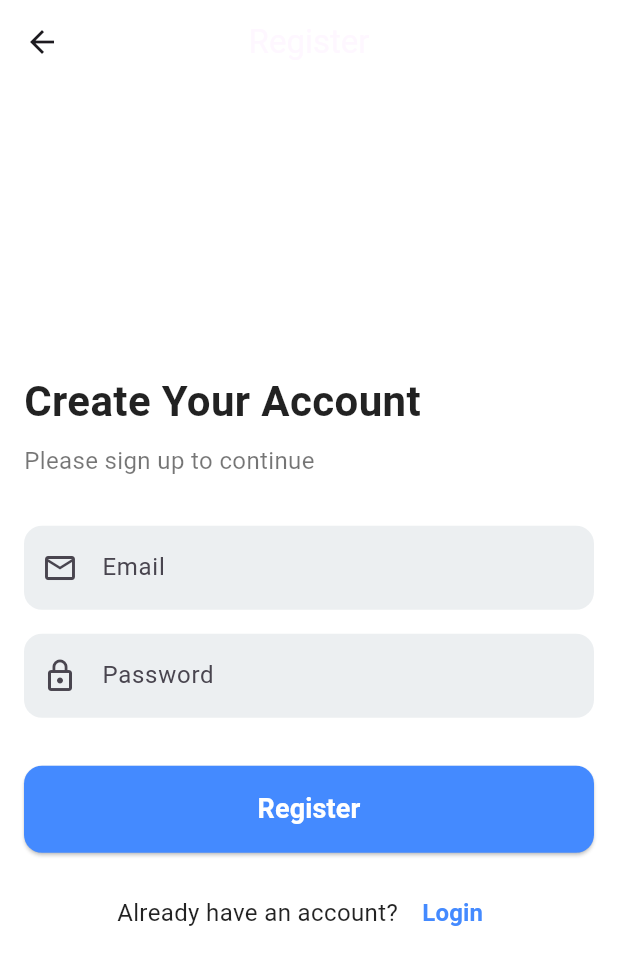
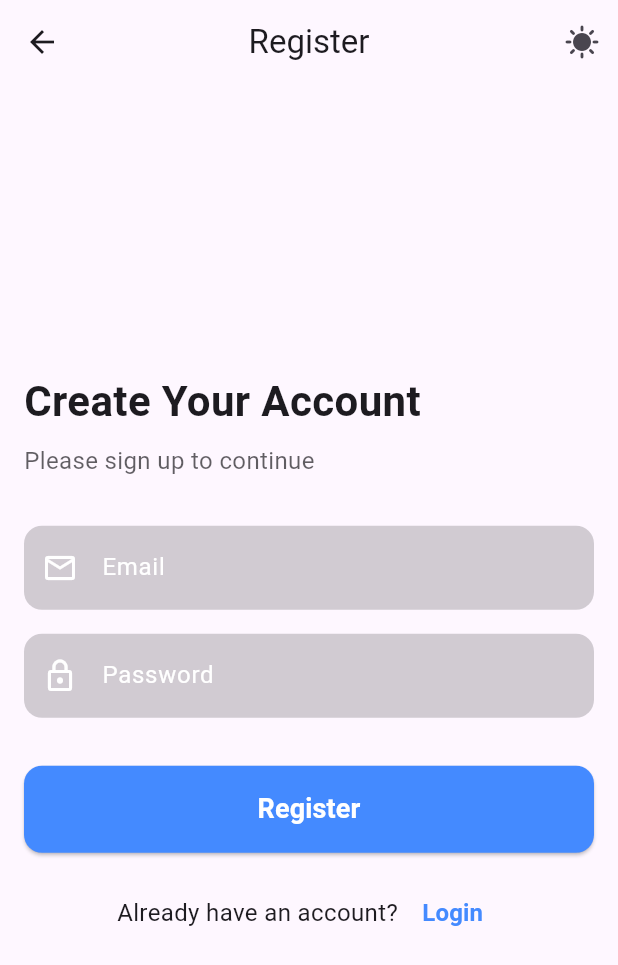
Before and after one commit to M1nexoff/find_my_friend, a Flutter app: the screen it shows after launch, after a tap on "Register", on a phone screen of 412 x 824 dp. Shown: the top 965 px of the screen. Run offline on Flutter 3.47's test engine with Material 3 defaults, Android fonts, the phone set to English and light mode, and no system bars; our stand-ins replace cloud_firestore, cross_file, dio, firebase_auth, firebase_core, geolocator and 3 more; missing offline and left inert: hl_image_picker, yandex_maps_mapkit_lite; accounts and stored records are empty; network calls fail.

Commit message:
fixed ui and launcher icon

```diff
--- a/lib/views/login_screen.dart
+++ b/lib/views/login_screen.dart
@@ -2,8 +2,10 @@ import 'package:find_my_friend/views/home_screen.dart';
 import 'package:find_my_friend/views/register_screen.dart';
 import 'package:flutter/material.dart';
 import 'package:get/get.dart';
+import 'package:provider/provider.dart';
 
 import '../controllers/auth_controller.dart';
+import '../main.dart';
 import 'make_profile.dart';
 
 class LoginScreen extends StatelessWidget {
@@ -13,11 +15,24 @@ class LoginScreen extends StatelessWidget {
 
   @override
   Widget build(BuildContext context) {
+    final themeProvider = Provider.of<ThemeProvider>(context);
     return Scaffold(
-      backgroundColor: Colors.white,
+      backgroundColor: Theme.of(context).colorScheme.background,
       appBar: AppBar(
-        backgroundColor: Colors.white,
-        title: Text("Login",style: TextStyle(color: Theme.of(context).colorScheme.background),),
+        backgroundColor: Theme.of(context).colorScheme.background,
+        title: Text("Login",style: TextStyle(color: Theme.of(context).colorScheme.onBackground),),
+        actions: [
+          IconButton(
+            icon: const Icon(Icons.sunny),
+            onPressed: () {
+              if (themeProvider.themeData == ThemeData.light()) {
+                themeProvider.setThemeData(ThemeData.dark());
+              } else {
+                themeProvider.setThemeData(ThemeData.light());
+              }
+            },
+          )
+        ],
         centerTitle: true,
         elevation: 0,
       ),
@@ -25,22 +40,23 @@ class LoginScreen extends StatelessWidget {
         child: SingleChildScrollView(
           padding: const EdgeInsets.all(16.0),
           child: Column(
+            mainAxisAlignment: MainAxisAlignment.spaceEvenly,
             crossAxisAlignment: CrossAxisAlignment.start,
             children: [
-              const Text(
+              Text(
                 "Welcome Back!",
                 style: TextStyle(
                   fontSize: 28,
                   fontWeight: FontWeight.bold,
-                  color: Colors.black87,
+                  color: Theme.of(context).colorScheme.onBackground,
                 ),
               ),
               const SizedBox(height: 8),
-              const Text(
+              Text(
                 "Login to continue",
                 style: TextStyle(
                   fontSize: 16,
-                  color: Colors.black54,
+                  color: Theme.of(context).colorScheme.onBackground.withOpacity(0.7),
                 ),
               ),
               const SizedBox(height: 32),
@@ -49,11 +65,17 @@ class LoginScreen extends StatelessWidget {
               TextField(
                 controller: emailController,
                 keyboardType: TextInputType.emailAddress,
+                style: TextStyle(
+                  color: Colors.white
+                ),
                 decoration: InputDecoration(
-                  labelText: "Email",
-                  prefixIcon: const Icon(Icons.email_outlined),
+                  hintText: "Email",
+                  hintStyle: TextStyle(
+                    color: Colors.white
+                  ),
+                  prefixIcon: Icon(Icons.email_outlined,color: Colors.white,),
                   filled: true,
-                  fillColor: Colors.blueGrey[50],
+                  fillColor: Theme.of(context).colorScheme.onBackground.withOpacity(0.2),
                   contentPadding: const EdgeInsets.symmetric(
                       vertical: 16.0, horizontal: 12.0),
                   border: OutlineInputBorder(
@@ -68,11 +90,17 @@ class LoginScreen extends StatelessWidget {
               TextField(
                 controller: passwordController,
                 obscureText: true,
+                style: TextStyle(
+                  color: Colors.white
+                ),
                 decoration: InputDecoration(
-                  labelText: "Password",
-                  prefixIcon: const Icon(Icons.lock_outline),
+                  hintText: "Password",
+                  hintStyle: TextStyle(
+                      color: Colors.white
+                  ),
+                  prefixIcon: Icon(Icons.lock_outline,color: Colors.white,),
                   filled: true,
-                  fillColor: Colors.blueGrey[50],
+                  fillColor: Theme.of(context).colorScheme.onBackground.withOpacity(0.2),
                   contentPadding: const EdgeInsets.symmetric(
                       vertical: 16.0, horizontal: 12.0),
                   border: OutlineInputBorder(
@@ -128,9 +156,9 @@ class LoginScreen extends StatelessWidget {
               Row(
                 mainAxisAlignment: MainAxisAlignment.center,
                 children: [
-                  const Text(
+                  Text(
                     "Don't have an account? ",
-                    style: TextStyle(fontSize: 16, color: Colors.black87),
+                    style: TextStyle(fontSize: 16, color: Theme.of(context).colorScheme.onBackground),
                   ),
                   TextButton(
                     onPressed: () => Get.to(RegisterScreen()),
--- a/lib/views/register_screen.dart
+++ b/lib/views/register_screen.dart
@@ -1,8 +1,10 @@
 import 'package:find_my_friend/views/home_screen.dart';
 import 'package:flutter/material.dart';
 import 'package:get/get.dart';
+import 'package:provider/provider.dart';
 
 import '../controllers/auth_controller.dart';
+import '../main.dart';
 import 'make_profile.dart';
 
 class RegisterScreen extends StatelessWidget {
@@ -12,11 +14,24 @@ class RegisterScreen extends StatelessWidget {
 
   @override
   Widget build(BuildContext context) {
+    final themeProvider = Provider.of<ThemeProvider>(context);
     return Scaffold(
-      backgroundColor: Colors.white,
+      backgroundColor: Theme.of(context).colorScheme.background,
       appBar: AppBar(
-        backgroundColor: Colors.white,
-        title: Text("Register",style: TextStyle(color: Theme.of(context).colorScheme.background),),
+        backgroundColor: Theme.of(context).colorScheme.background,
+        title: Text("Register",style: TextStyle(color: Theme.of(context).colorScheme.onBackground),),
+        actions: [
+          IconButton(
+            icon: const Icon(Icons.sunny),
+            onPressed: () {
+              if (themeProvider.themeData == ThemeData.light()) {
+                themeProvider.setThemeData(ThemeData.dark());
+              } else {
+                themeProvider.setThemeData(ThemeData.light());
+              }
+            },
+          )
+        ],
         centerTitle: true,
         elevation: 0,
       ),
@@ -26,20 +41,20 @@ class RegisterScreen extends StatelessWidget {
           child: Column(
             crossAxisAlignment: CrossAxisAlignment.start,
             children: [
-              const Text(
+              Text(
                 "Create Your Account",
                 style: TextStyle(
                   fontSize: 28,
                   fontWeight: FontWeight.bold,
-                  color: Colors.black87,
+                  color: Theme.of(context).colorScheme.onBackground,
                 ),
               ),
               const SizedBox(height: 8),
-              const Text(
+              Text(
                 "Please sign up to continue",
                 style: TextStyle(
                   fontSize: 16,
-                  color: Colors.black54,
+                  color: Theme.of(context).colorScheme.onBackground.withOpacity(0.7),
                 ),
               ),
               const SizedBox(height: 32),
@@ -48,11 +63,13 @@ class RegisterScreen extends StatelessWidget {
               TextField(
                 controller: emailController,
                 keyboardType: TextInputType.emailAddress,
+                style: TextStyle(color: Colors.white),
                 decoration: InputDecoration(
-                  labelText: "Email",
-                  prefixIcon: const Icon(Icons.email_outlined),
+                  hintText: "Email",
+                  hintStyle: TextStyle(color: Colors.white),
+                  prefixIcon: const Icon(Icons.email_outlined,color: Colors.white),
                   filled: true,
-                  fillColor: Colors.blueGrey[50],
+                  fillColor: Theme.of(context).colorScheme.onBackground.withOpacity(0.2),
                   contentPadding: const EdgeInsets.symmetric(
                       vertical: 16.0, horizontal: 12.0),
                   border: OutlineInputBorder(
@@ -67,11 +84,13 @@ class RegisterScreen extends StatelessWidget {
               TextField(
                 controller: passwordController,
                 obscureText: true,
+                style: TextStyle(color: Colors.white),
                 decoration: InputDecoration(
-                  labelText: "Password",
-                  prefixIcon: const Icon(Icons.lock_outline),
+                  hintText: "Password",
+                  hintStyle: TextStyle(color: Colors.white),
+                  prefixIcon: const Icon(Icons.lock_outline,color: Colors.white),
                   filled: true,
-                  fillColor: Colors.blueGrey[50],
+                  fillColor: Theme.of(context).colorScheme.onBackground.withOpacity(0.2),
                   contentPadding: const EdgeInsets.symmetric(
                       vertical: 16.0, horizontal: 12.0),
                   border: OutlineInputBorder(
@@ -127,9 +146,9 @@ class RegisterScreen extends StatelessWidget {
               Row(
                 mainAxisAlignment: MainAxisAlignment.center,
                 children: [
-                  const Text(
+                   Text(
                     "Already have an account? ",
-                    style: TextStyle(fontSize: 16, color: Colors.black87),
+                    style: TextStyle(fontSize: 16, color: Theme.of(context).colorScheme.onBackground),
                   ),
                   TextButton(
                     onPressed: () => Get.back(),
--- a/lib/views/splash_screen.dart
+++ b/lib/views/splash_screen.dart
@@ -51,11 +51,11 @@ class _SplashScreenState extends State<SplashScreen>
   @override
   Widget build(BuildContext context) {
     return Scaffold(
-      backgroundColor: Colors.white,
+      backgroundColor: Theme.of(context).colorScheme.background,
       body: Center(
         child: ScaleTransition(
           scale: _animation,
-          child: Image.asset('assets/images/logo.png'),
+          child: Image.asset('assets/images/logo.png',width: 200,height: 200,),
         ),
       ),
     );
--- a/pubspec.yaml
+++ b/pubspec.yaml
@@ -49,7 +49,7 @@ dependencies:
   cross_file: ^0.3.4+2
   provider: ^6.1.2
   shared_preferences: ^2.3.3
-
+  flutter_launcher_icons: ^0.14.2
   hl_image_picker: ^1.2.16
 dev_dependencies:
   flutter_test:
```
Also changed, not shown: lib/views/home_screen.dart (+27 -2 lines), lib/views/profile_screen.dart (+26 -5 lines), assets/images/logo.png, pubspec.lock, 22 other files.
